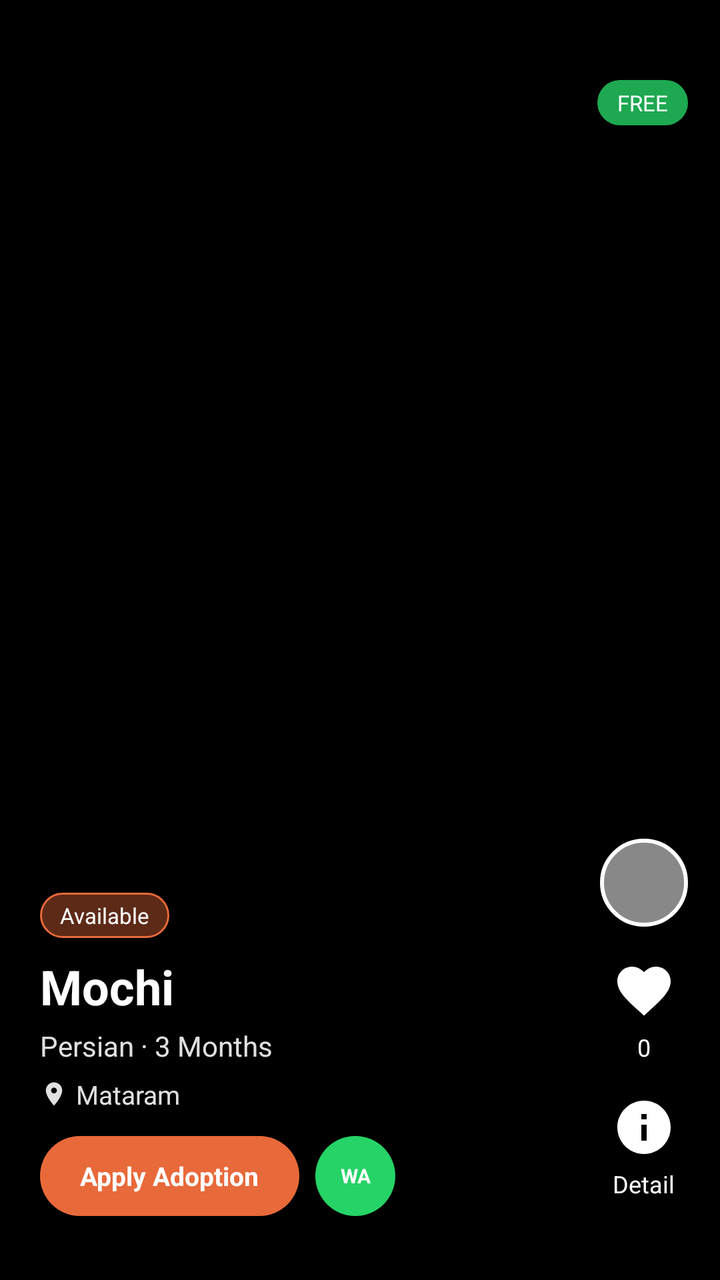
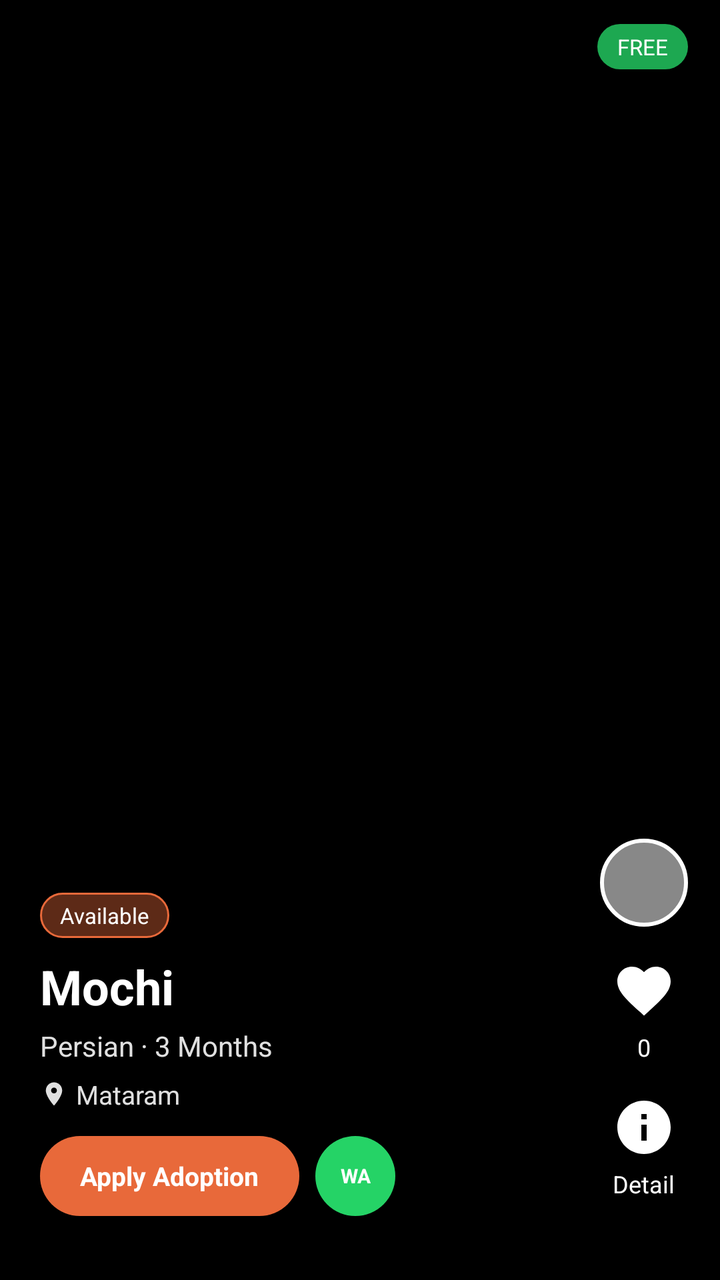

Compare the two renders of this Android layout. The source of the first and the diff that turns it into the second are given below.
<!-- AndroidManifest.xml: application theme Theme.AdoptUs -->
<!-- res/layout/item_feed_post.xml -->
<?xml version="1.0" encoding="utf-8"?>
<FrameLayout xmlns:android="http://schemas.android.com/apk/res/android"
    xmlns:app="http://schemas.android.com/apk/res-auto"
    android:layout_width="match_parent"
    android:layout_height="match_parent"
    android:background="#000000">

    
    <ImageView
        android:id="@+id/ivMedia"
        android:layout_width="match_parent"
        android:layout_height="match_parent"
        android:scaleType="centerCrop"
        android:visibility="visible" />

    
    <androidx.media3.ui.PlayerView
        android:id="@+id/pvVideo"
        android:layout_width="match_parent"
        android:layout_height="match_parent"
        app:use_controller="false"
        app:resize_mode="zoom"
        android:visibility="gone" />

    
    <View
        android:layout_width="match_parent"
        android:layout_height="320dp"
        android:layout_gravity="bottom"
        android:background="@drawable/gradient_feed_bottom" />

    
    <LinearLayout
        android:layout_width="match_parent"
        android:layout_height="wrap_content"
        android:layout_gravity="bottom"
        android:orientation="vertical"
        android:paddingStart="20dp"
        android:paddingEnd="80dp"
        android:paddingBottom="32dp">

        
        <TextView
            android:id="@+id/tvStatus"
            android:layout_width="wrap_content"
            android:layout_height="wrap_content"
            android:text="Available"
            android:textSize="11sp"
            android:textColor="#FFFFFF"
            android:background="@drawable/bg_status_badge"
            android:paddingHorizontal="10dp"
            android:paddingVertical="4dp"
            android:layout_marginBottom="8dp" />

        
        <TextView
            android:id="@+id/tvPetName"
            android:layout_width="wrap_content"
            android:layout_height="wrap_content"
            android:text="Mochi"
            android:textSize="24sp"
            android:textStyle="bold"
            android:textColor="#FFFFFF"
            android:layout_marginBottom="4dp" />

        
        <TextView
            android:id="@+id/tvBreedAge"
            android:layout_width="wrap_content"
            android:layout_height="wrap_content"
            android:text="Persian · 3 Months"
            android:textSize="14sp"
            android:textColor="#E0E0E0"
            android:layout_marginBottom="6dp" />

        
        <LinearLayout
            android:layout_width="wrap_content"
            android:layout_height="wrap_content"
            android:orientation="horizontal"
            android:gravity="center_vertical"
            android:layout_marginBottom="12dp">

            <ImageView
                android:layout_width="14dp"
                android:layout_height="14dp"
                android:src="@drawable/ic_location"
                app:tint="#E0E0E0" />

            <TextView
                android:id="@+id/tvCity"
                android:layout_width="wrap_content"
                android:layout_height="wrap_content"
                android:text="Mataram"
                android:textSize="13sp"
                android:textColor="#E0E0E0"
                android:layout_marginStart="4dp" />
        </LinearLayout>

        
        <LinearLayout
            android:layout_width="wrap_content"
            android:layout_height="wrap_content"
            android:orientation="horizontal"
            android:gravity="center_vertical">

            
            <TextView
                android:id="@+id/btnApply"
                android:layout_width="wrap_content"
                android:layout_height="40dp"
                android:text="Apply Adoption"
                android:textSize="13sp"
                android:textColor="#FFFFFF"
                android:textStyle="bold"
                android:background="@drawable/bg_btn_apply"
                android:gravity="center"
                android:paddingHorizontal="20dp"
                android:layout_marginEnd="8dp" />

            
            <TextView
                android:id="@+id/btnWhatsapp"
                android:layout_width="40dp"
                android:layout_height="40dp"
                android:text="WA"
                android:textSize="10sp"
                android:textColor="#FFFFFF"
                android:textStyle="bold"
                android:background="@drawable/bg_btn_whatsapp"
                android:gravity="center" />

        </LinearLayout>
    </LinearLayout>

    
    <LinearLayout
        android:layout_width="wrap_content"
        android:layout_height="wrap_content"
        android:layout_gravity="bottom|end"
        android:orientation="vertical"
        android:gravity="center_horizontal"
        android:paddingEnd="16dp"
        android:paddingBottom="40dp">

        
        <ImageView
            android:id="@+id/ivOwnerAvatar"
            android:layout_width="44dp"
            android:layout_height="44dp"
            android:scaleType="centerCrop"
            android:background="@drawable/bg_avatar_circle"
            android:layout_marginBottom="16dp" />

        
        <ImageView
            android:id="@+id/btnLike"
            android:layout_width="32dp"
            android:layout_height="32dp"
            android:src="@drawable/ic_heart"
            android:layout_marginBottom="4dp" />

        <TextView
            android:id="@+id/tvLikesCount"
            android:layout_width="wrap_content"
            android:layout_height="wrap_content"
            android:text="0"
            android:textSize="12sp"
            android:textColor="#FFFFFF"
            android:layout_marginBottom="16dp" />

        
        <ImageView
            android:id="@+id/btnDetail"
            android:layout_width="32dp"
            android:layout_height="32dp"
            android:src="@drawable/ic_info"
            android:layout_marginBottom="4dp" />

        <TextView
            android:layout_width="wrap_content"
            android:layout_height="wrap_content"
            android:text="Detail"
            android:textSize="12sp"
            android:textColor="#FFFFFF" />

    </LinearLayout>

    
    <FrameLayout
        android:layout_width="match_parent"
        android:layout_height="wrap_content"
        android:layout_gravity="top"
        android:paddingStart="16dp"
        android:paddingTop="40dp"
        android:paddingEnd="16dp"
        android:paddingBottom="8dp">

        
        <TextView
            android:id="@+id/tvFee"
            android:layout_width="wrap_content"
            android:layout_height="wrap_content"
            android:layout_gravity="top|end"
            android:text="FREE"
            android:textSize="11sp"
            android:textColor="#FFFFFF"
            android:background="@drawable/bg_fee_badge"
            android:paddingHorizontal="10dp"
            android:paddingVertical="4dp" />
    </FrameLayout>

</FrameLayout>
<!-- resources referenced by this layout -->
<resources>
  <!-- drawable bg_avatar_circle (drawable) -->
  <?xml version="1.0" encoding="utf-8"?>
  <shape xmlns:android="http://schemas.android.com/apk/res/android"
      android:shape="oval">
      <solid android:color="#888888" />
      <stroke android:width="2dp" android:color="#FFFFFF" />
  </shape>
  <!-- drawable bg_btn_apply (drawable) -->
  <?xml version="1.0" encoding="utf-8"?>
  <shape xmlns:android="http://schemas.android.com/apk/res/android"
      android:shape="rectangle">
      <corners android:radius="99dp" />
      <solid android:color="#E8693A" />
  </shape>
  <!-- drawable bg_btn_whatsapp (drawable) -->
  <?xml version="1.0" encoding="utf-8"?>
  <shape xmlns:android="http://schemas.android.com/apk/res/android"
      android:shape="rectangle">
      <corners android:radius="99dp" />
      <solid android:color="#25D366" />
  </shape>
  <!-- drawable bg_fee_badge (drawable) -->
  <?xml version="1.0" encoding="utf-8"?>
  <shape xmlns:android="http://schemas.android.com/apk/res/android"
      android:shape="rectangle">
      <corners android:radius="99dp" />
      <solid android:color="#CC25D366" />
  </shape>
  <!-- drawable bg_status_badge (drawable) -->
  <?xml version="1.0" encoding="utf-8"?>
  <shape xmlns:android="http://schemas.android.com/apk/res/android"
      android:shape="rectangle">
      <corners android:radius="99dp" />
      <solid android:color="#66E8693A" />
      <stroke android:width="1dp" android:color="#E8693A" />
  </shape>
  <!-- drawable gradient_feed_bottom (drawable) -->
  <?xml version="1.0" encoding="utf-8"?>
  <shape xmlns:android="http://schemas.android.com/apk/res/android">
      <gradient
          android:type="linear"
          android:angle="90"
          android:startColor="#CC000000"
          android:endColor="#00000000" />
  </shape>
  <!-- drawable ic_heart (drawable) -->
  <?xml version="1.0" encoding="utf-8"?>
  <vector xmlns:android="http://schemas.android.com/apk/res/android"
      android:width="24dp" android:height="24dp"
      android:viewportWidth="24" android:viewportHeight="24">
      <path android:fillColor="#FFFFFF"
          android:pathData="M12,21.35l-1.45,-1.32C5.4,15.36 2,12.28 2,8.5 2,5.42 4.42,3 7.5,3c1.74,0 3.41,0.81 4.5,2.09C13.09,3.81 14.76,3 16.5,3 19.58,3 22,5.42 22,8.5c0,3.78 -3.4,6.86 -8.55,11.54L12,21.35z"/>
  </vector>
  <!-- drawable ic_info (drawable) -->
  <?xml version="1.0" encoding="utf-8"?>
  <vector xmlns:android="http://schemas.android.com/apk/res/android"
      android:width="24dp" android:height="24dp"
      android:viewportWidth="24" android:viewportHeight="24">
      <path android:fillColor="#FFFFFF"
          android:pathData="M12,2C6.48,2 2,6.48 2,12s4.48,10 10,10 10,-4.48 10,-10S17.52,2 12,2zM13,17h-2v-6h2v6zM13,9h-2L11,7h2v2z"/>
  </vector>
  <!-- drawable ic_location (drawable) -->
  <?xml version="1.0" encoding="utf-8"?>
  <vector xmlns:android="http://schemas.android.com/apk/res/android"
      android:width="24dp" android:height="24dp"
      android:viewportWidth="24" android:viewportHeight="24">
      <path android:fillColor="#FFFFFF"
          android:pathData="M12,2C8.13,2 5,5.13 5,9c0,5.25 7,13 7,13s7,-7.75 7,-13c0,-3.87 -3.13,-7 -7,-7zM12,11.5c-1.38,0 -2.5,-1.12 -2.5,-2.5s1.12,-2.5 2.5,-2.5 2.5,1.12 2.5,2.5 -1.12,2.5 -2.5,2.5z"/>
  </vector>
  <style name="Theme.AdoptUs" parent="Base.Theme.AdoptUs" />
  <style name="Base.Theme.AdoptUs" parent="Theme.Material3.DayNight.NoActionBar">
  
          <item name="colorSecondaryContainer">@color/highlight_orange</item>
  
      </style>
  <color name="highlight_orange">#F7D6CE</color>
</resources>

<!-- the commit's change to res/layout/item_feed_post.xml (unified diff, before → after) -->
@@ -192,7 +192,7 @@
         android:layout_height="wrap_content"
         android:layout_gravity="top"
         android:paddingStart="16dp"
-        android:paddingTop="40dp"
+        android:paddingTop="12dp"
         android:paddingEnd="16dp"
         android:paddingBottom="8dp">
 
